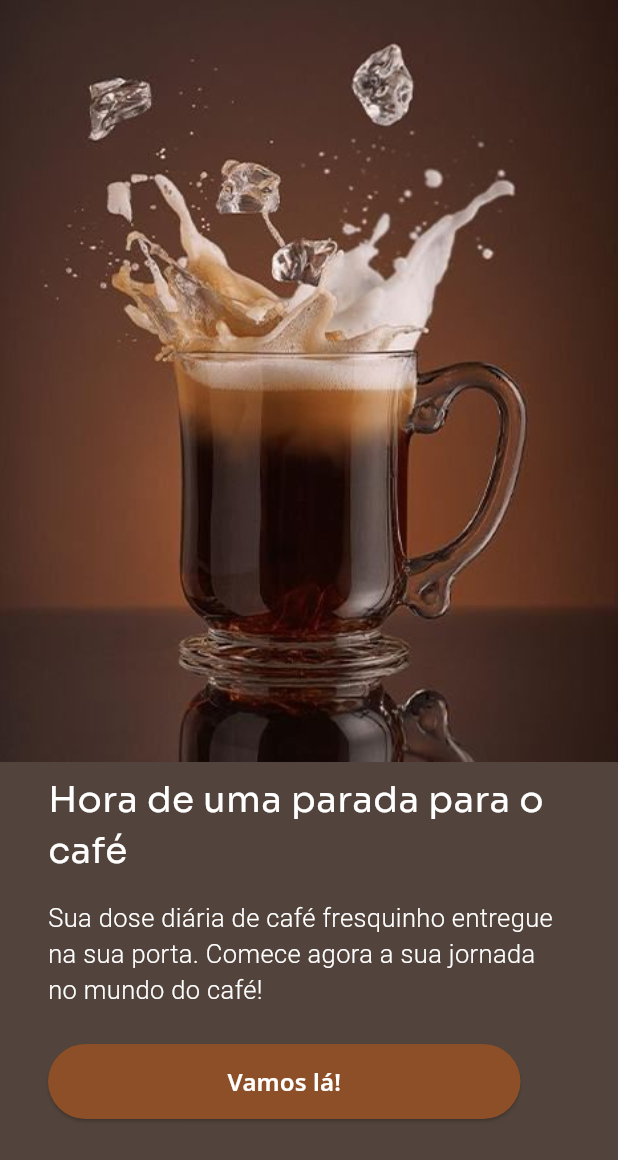
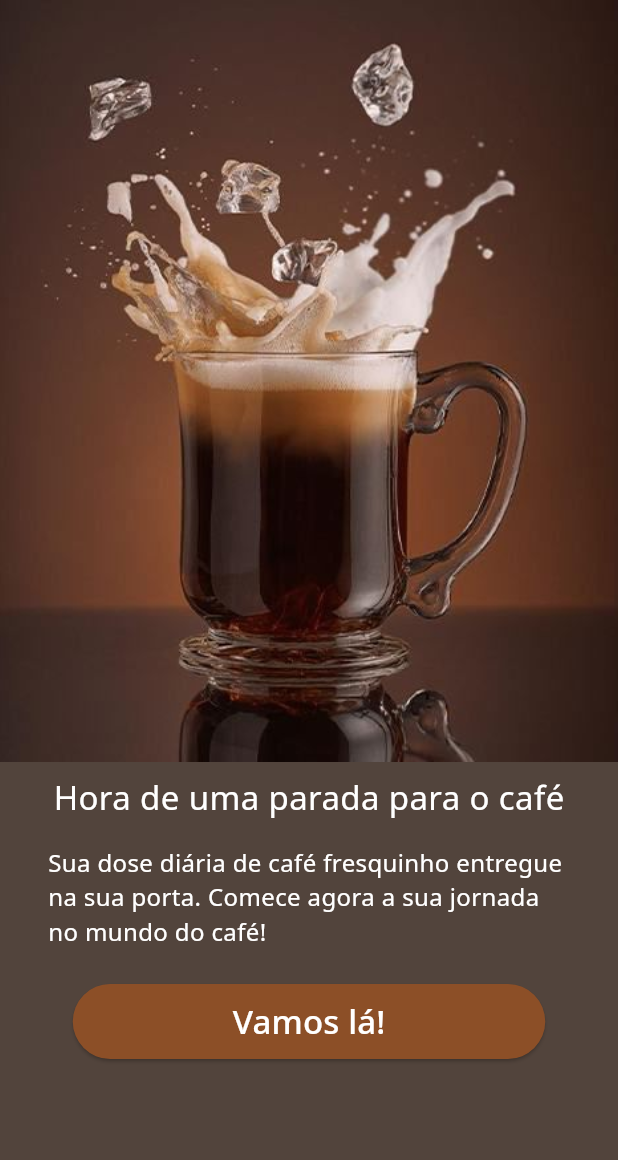
Before and after one commit to andreyrv18/CafePraJa, a Flutter app: the screen it shows after launch, on a phone screen of 412 x 824 dp. Shown: the top 1160 px of the screen. Run offline on Flutter 3.47's test engine with Material 3 defaults, Android fonts, the phone set to English and light mode, and no system bars; our stand-ins replace google_fonts.

Commit message:
refactor: melhora a estrutura do widget Bemvindo e ajusta o tema

```diff
--- a/lib/screens/bemvindo.dart
+++ b/lib/screens/bemvindo.dart
@@ -5,8 +5,14 @@ class Bemvindo extends StatelessWidget {
   final String title;
   const Bemvindo({super.key, required this.title});
 
+  void _onPressedItem(context) => Navigator.pushReplacement(
+    context,
+    MaterialPageRoute(builder: (context) => const NavigationBottomBar()),
+  );
+
   @override
   Widget build(BuildContext context) {
+    final ThemeData theme = Theme.of(context);
     return Scaffold(
       backgroundColor: Theme.of(context).colorScheme.onSurfaceVariant,
       body: Column(
@@ -19,7 +25,7 @@ class Bemvindo extends StatelessWidget {
             child: Container(
               padding: const EdgeInsets.symmetric(horizontal: 32),
               child: Column(
-                crossAxisAlignment: CrossAxisAlignment.start,
+                crossAxisAlignment: CrossAxisAlignment.center,
                 mainAxisSize: MainAxisSize.min,
                 children: <Widget>[
                   Padding(
@@ -27,9 +33,8 @@ class Bemvindo extends StatelessWidget {
                     child: Text(
                       "Hora de uma parada para o café",
                       style: TextStyle(
-                        color: Theme.of(context).colorScheme.onPrimary,
-                        fontSize: 24.0,
-                        fontFamily: "Sora",
+                        color: theme.colorScheme.onPrimary,
+                        fontSize: theme.textTheme.titleLarge?.fontSize,
                       ),
                       textAlign: TextAlign.start,
                     ),
@@ -40,9 +45,7 @@ class Bemvindo extends StatelessWidget {
                       "Sua dose diária de café fresquinho entregue na sua porta. Comece agora a sua jornada no mundo do café!",
                       style: TextStyle(
                         color: Theme.of(context).colorScheme.onPrimary,
-                        fontSize: 17,
-                        fontFamily: "Roboto",
-                        fontWeight: FontWeight.w300,
+                        fontSize: theme.textTheme.bodyLarge?.fontSize,
                       ),
                       textAlign: TextAlign.start,
                     ),
@@ -54,24 +57,15 @@ class Bemvindo extends StatelessWidget {
                     child: ElevatedButton(
                       style: ButtonStyle(
                         backgroundColor: WidgetStateProperty.all(
-                          Theme.of(context).colorScheme.primary,
+                          theme.colorScheme.primary,
                         ),
                       ),
-
-                      onPressed:
-                          () => Navigator.pushReplacement(
-                            context,
-                            MaterialPageRoute(
-                              builder: (context) => const NavigationBottomBar(),
-                            ),
-                          ),
+                      onPressed: () => _onPressedItem(context),
                       child: Text(
                         "Vamos lá!",
                         style: TextStyle(
-                          color: Theme.of(context).colorScheme.onPrimary,
-                          fontSize: 16,
-
-                          fontWeight: FontWeight.w600,
+                          color: theme.colorScheme.onPrimary,
+                          fontSize: theme.textTheme.titleLarge?.fontSize,
                         ),
                       ),
                     ),
```
